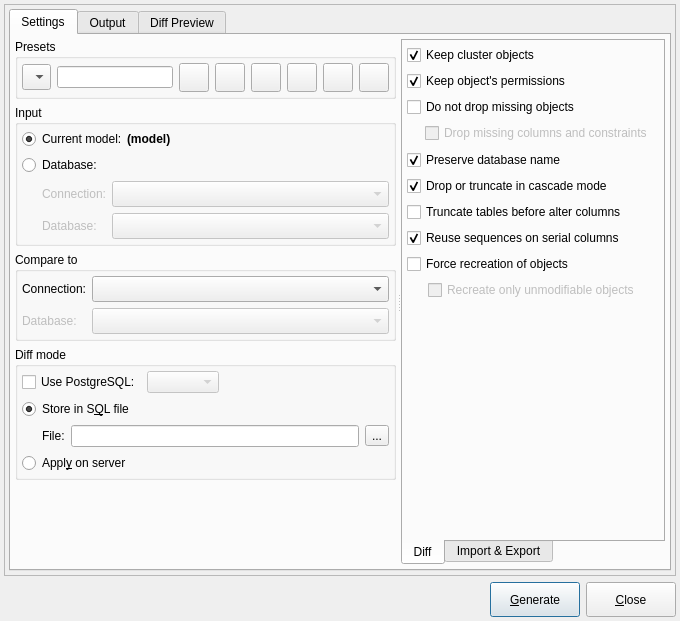
Before: the Qt Designer form libpgmodeler_ui/ui/modeldatabasediffform.ui in pgmodeler/pgmodeler, drawn with Qt 5.
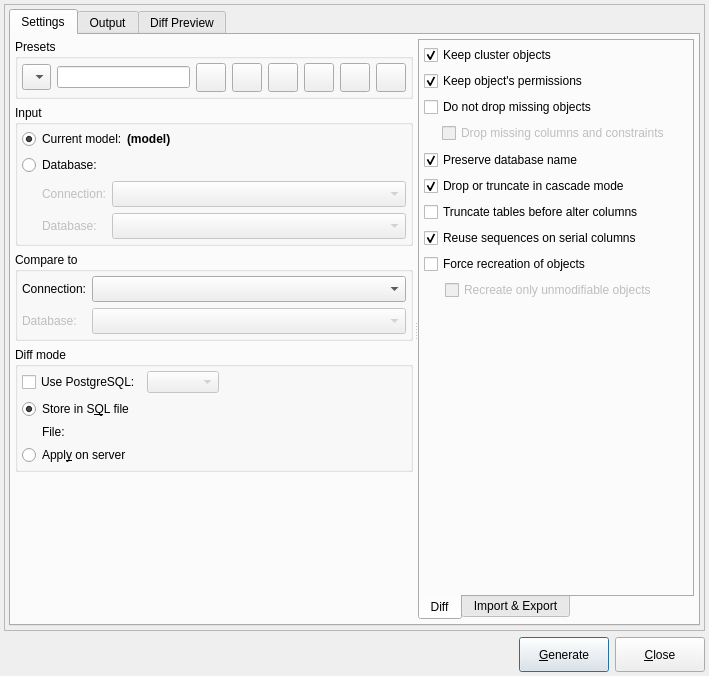
After: the same form once the commit is applied. Icons and pictures are not drawn.

The edit to the form file:
```diff
--- a/libpgmodeler_ui/ui/modeldatabasediffform.ui
+++ b/libpgmodeler_ui/ui/modeldatabasediffform.ui
@@ -9,8 +9,8 @@
    <rect>
     <x>0</x>
     <y>0</y>
-    <width>680</width>
-    <height>621</height>
+    <width>709</width>
+    <height>676</height>
    </rect>
   </property>
   <property name="sizePolicy">
@@ -805,51 +805,6 @@
                       </property>
                      </widget>
                     </item>
-                    <item row="0" column="2">
-                     <widget class="QToolButton" name="select_file_tb">
-                      <property name="enabled">
-                       <bool>true</bool>
-                      </property>
-                      <property name="minimumSize">
-                       <size>
-                        <width>0</width>
-                        <height>0</height>
-                       </size>
-                      </property>
-                      <property name="toolTip">
-                       <string>Select output file</string>
-                      </property>
-                      <property name="text">
-                       <string>...</string>
-                      </property>
-                      <property name="icon">
-                       <iconset resource="../res/resources.qrc">
-                        <normaloff>:/icones/icones/abrir.png</normaloff>:/icones/icones/abrir.png</iconset>
-                      </property>
-                      <property name="iconSize">
-                       <size>
-                        <width>22</width>
-                        <height>22</height>
-                       </size>
-                      </property>
-                     </widget>
-                    </item>
-                    <item row="0" column="1">
-                     <widget class="QLineEdit" name="file_edt">
-                      <property name="enabled">
-                       <bool>true</bool>
-                      </property>
-                      <property name="dragEnabled">
-                       <bool>false</bool>
-                      </property>
-                      <property name="readOnly">
-                       <bool>false</bool>
-                      </property>
-                      <property name="clearButtonEnabled">
-                       <bool>true</bool>
-                      </property>
-                     </widget>
-                    </item>
                    </layout>
                   </widget>
                  </item>
```
Left out of the diff: 10 changed lines with no effect on the pictures.
